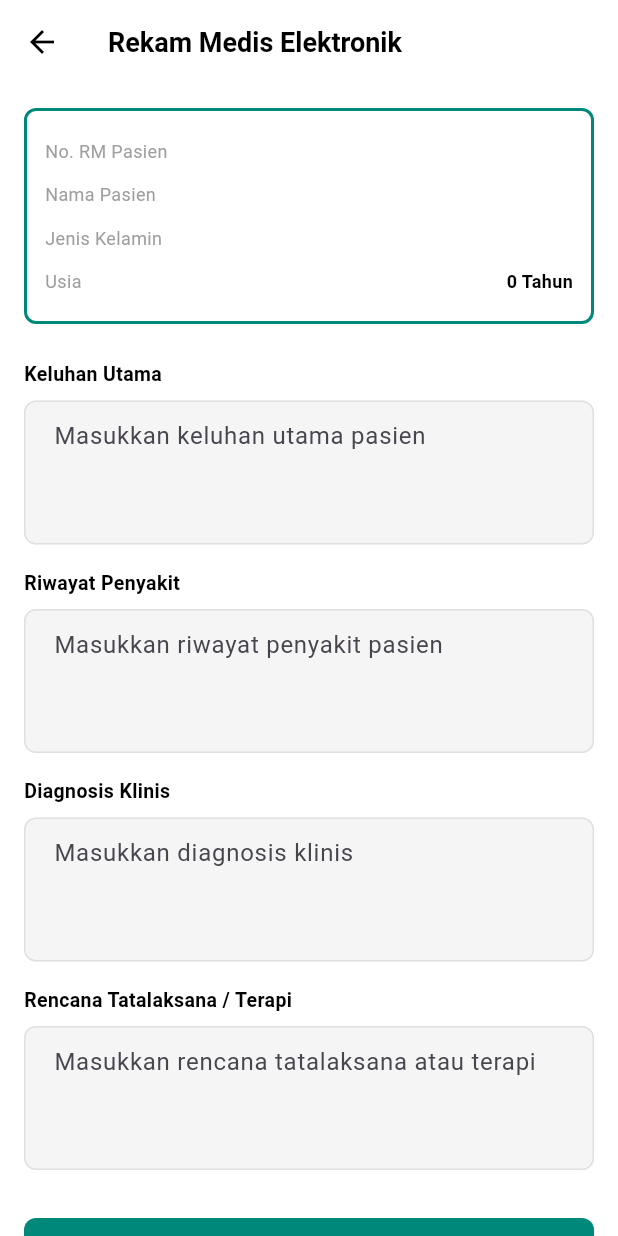
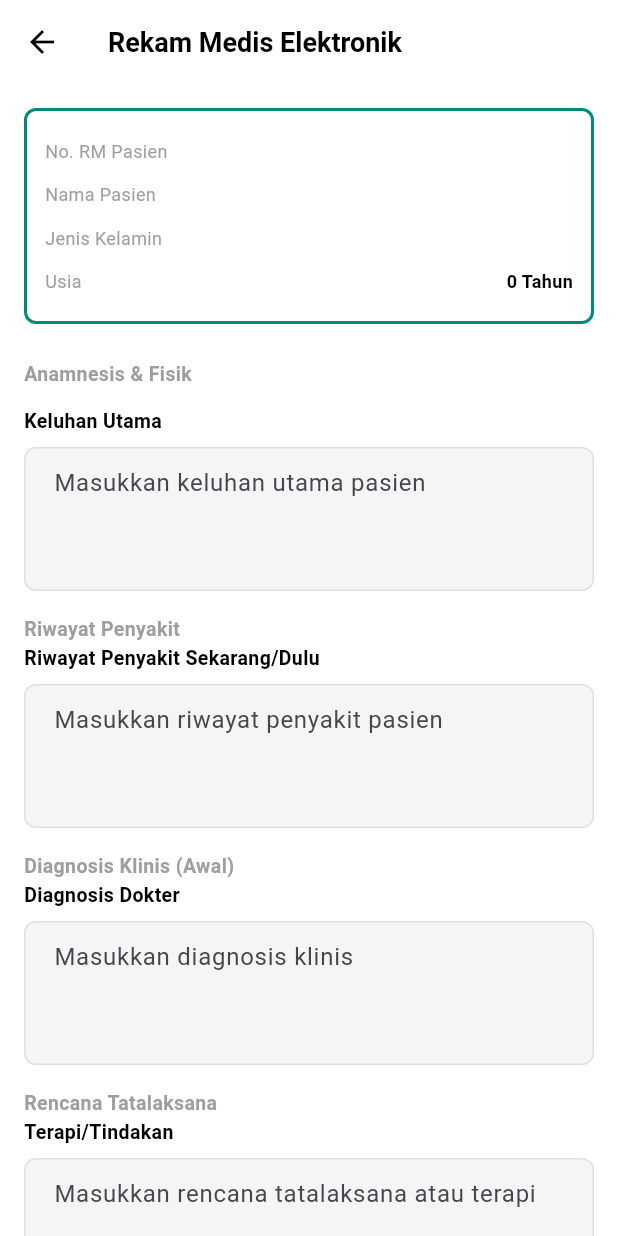
Before and after one commit to diankartika/simrs_mobile, a Flutter app: the RMEForm screen opened directly with empty values, on a phone screen of 412 x 824 dp. Run offline on Flutter 3.47's test engine with Material 3 defaults, Android fonts, the phone set to English and light mode, and no system bars; our stand-ins replace cloud_firestore, firebase_core, shared_preferences; accounts and stored records are empty.

Commit message:
bagian dokter lumayan lah

```diff
--- a/lib/screens/home/rme_form.dart
+++ b/lib/screens/home/rme_form.dart
@@ -1,5 +1,5 @@
-// lib/screens/home/rme_form.dart - FIXED VERSION
-// Fixed: Notification message ke pengkodean (bukan audit langsung)
+// lib/screens/home/rme_form.dart - UI MATCH WITH SCREENSHOTS
+// Fixed: All labels match UI, button says "Kirim ke Auditor"
 
 import 'package:flutter/material.dart';
 import 'package:cloud_firestore/cloud_firestore.dart';
@@ -48,26 +48,26 @@ class _RMEFormState extends State<RMEForm> {
         'riwayat': _riwayatCtrl.text,
         'diagnosis': _diagnosisCtrl.text,
         'terapi': _terapiCtrl.text,
-        'doctorName': 'Dr. Budi Santoso',
+        'doctorName': 'Dokter',
         'createdAt': Timestamp.now(),
         'status': 'completed',
       };
 
       await FirebaseFirestore.instance.collection('rme_forms').add(rmeFormData);
 
-      // Move queue to coding stage (NOT directly to audit!)
+      // Move queue to audit stage (after doctor fills RME)
       await QueueService().moveToNextQueue(
         queueItemId: widget.queueItem.id,
         fromQueue: 'rme',
-        toQueue: 'coding',
+        toQueue: 'audit',
       );
 
       if (mounted) {
-        // ✅ FIXED: Message now correctly says "pengkodean" not "audit"
+        // ✅ FIXED: Message says audit (since button says kirim ke auditor)
         ScaffoldMessenger.of(context).showSnackBar(
           const SnackBar(
             content: Text(
-              'Data pasien berhasil disimpan dan dalam antrian pengkodean',
+              'Data pasien berhasil disimpan dan dalam antrian audit',
             ),
             backgroundColor: Color(0xFF00897B),
             duration: Duration(seconds: 2),
@@ -77,7 +77,6 @@ class _RMEFormState extends State<RMEForm> {
       }
     } catch (e) {
       if (mounted) {
-        // ✅ FIXED: User-friendly error message (not raw exception)
         ScaffoldMessenger.of(context).showSnackBar(
           const SnackBar(
             content: Text('Terjadi kesalahan saat menyimpan data'),
@@ -136,6 +135,17 @@ class _RMEFormState extends State<RMEForm> {
               ),
               const SizedBox(height: 24),
 
+              // ✅ FIX: "Anamnesis & Fisik" section header
+              const Text(
+                'Anamnesis & Fisik',
+                style: TextStyle(
+                  fontSize: 13,
+                  fontWeight: FontWeight.w600,
+                  color: Colors.grey,
+                ),
+              ),
+              const SizedBox(height: 12),
+
               // KELUHAN UTAMA
               const Text(
                 'Keluhan Utama',
@@ -175,9 +185,17 @@ class _RMEFormState extends State<RMEForm> {
               ),
               const SizedBox(height: 16),
 
-              // RIWAYAT PENYAKIT
+              // RIWAYAT PENYAKIT - ✅ FIX: Label updated
               const Text(
                 'Riwayat Penyakit',
+                style: TextStyle(
+                  fontSize: 13,
+                  fontWeight: FontWeight.w600,
+                  color: Colors.grey,
+                ),
+              ),
+              const Text(
+                'Riwayat Penyakit Sekarang/Dulu',
                 style: TextStyle(
                   fontSize: 13,
                   fontWeight: FontWeight.w600,
@@ -214,9 +232,17 @@ class _RMEFormState extends State<RMEForm> {
               ),
               const SizedBox(height: 16),
 
-              // DIAGNOSIS KLINIS
+              // DIAGNOSIS KLINIS - ✅ FIX: Label updated to "(Awal)"
               const Text(
-                'Diagnosis Klinis',
+                'Diagnosis Klinis (Awal)',
+                style: TextStyle(
+                  fontSize: 13,
+                  fontWeight: FontWeight.w600,
+                  color: Colors.grey,
+                ),
+              ),
+              const Text(
+                'Diagnosis Dokter',
                 style: TextStyle(
                   fontSize: 13,
                   fontWeight: FontWeight.w600,
@@ -253,9 +279,17 @@ class _RMEFormState extends State<RMEForm> {
               ),
               const SizedBox(height: 16),
 
-              // RENCANA TATALAKSANA / TERAPI
+              // RENCANA TATALAKSANA - ✅ FIX: Labels updated
               const Text(
-                'Rencana Tatalaksana / Terapi',
+                'Rencana Tatalaksana',
+                style: TextStyle(
+                  fontSize: 13,
+                  fontWeight: FontWeight.w600,
+                  color: Colors.grey,
+                ),
+              ),
+              const Text(
+                'Terapi/Tindakan',
                 style: TextStyle(
                   fontSize: 13,
                   fontWeight: FontWeight.w600,
@@ -292,10 +326,34 @@ class _RMEFormState extends State<RMEForm> {
               ),
               const SizedBox(height: 32),
 
-              // SUBMIT BUTTON
-              SizedBox(
-                width: double.infinity,
-                height: 48,
+              // ✅ FIX: Two buttons - Kembali & Kirim ke Auditor
+              Row(
+                children: [
+                  Expanded(
+                    child: OutlinedButton(
+                      onPressed: () => Navigator.pop(context),
+                      style: OutlinedButton.styleFrom(
+                        side: const BorderSide(
+                          color: Color(0xFF00897B),
+                          width: 2,
+                        ),
+                        shape: RoundedRectangleBorder(
+                          borderRadius: BorderRadius.circular(8),
+                        ),
+                        padding: const EdgeInsets.symmetric(vertical: 12),
+                      ),
+                      child: const Text(
+                        'Kembali',
+                        style: TextStyle(
+                          color: Color(0xFF00897B),
+                          fontWeight: FontWeight.w600,
+                          fontSize: 14,
+                        ),
+                      ),
+                    ),
+                  ),
+                  const SizedBox(width: 12),
+                  Expanded(
                     child: ElevatedButton(
                       onPressed: _isLoading ? null : _submitForm,
                       style: ElevatedButton.styleFrom(
@@ -305,12 +363,13 @@ class _RMEFormState extends State<RMEForm> {
                           borderRadius: BorderRadius.circular(8),
                         ),
                         elevation: 0,
+                        padding: const EdgeInsets.symmetric(vertical: 12),
                       ),
                       child:
                           _isLoading
                               ? const SizedBox(
-                            width: 24,
-                            height: 24,
+                                width: 20,
+                                height: 20,
                                 child: CircularProgressIndicator(
                                   valueColor: AlwaysStoppedAnimation<Color>(
                                     Colors.white,
@@ -319,15 +378,47 @@ class _RMEFormState extends State<RMEForm> {
                                 ),
                               )
                               : const Text(
-                            'Kirim ke Pengkodean',
+                                'Kirim ke Auditor',
                                 style: TextStyle(
                                   color: Colors.white,
                                   fontWeight: FontWeight.w600,
-                              fontSize: 16,
+                                  fontSize: 14,
                                 ),
                               ),
                     ),
                   ),
+                ],
+              ),
+              const SizedBox(height: 16),
+
+              // ✅ ADD: Success message footer
+              Container(
+                padding: const EdgeInsets.symmetric(
+                  horizontal: 12,
+                  vertical: 12,
+                ),
+                decoration: BoxDecoration(
+                  color: const Color(0xFF00897B).withValues(alpha: 0.1),
+                  borderRadius: BorderRadius.circular(8),
+                ),
+                child: Row(
+                  children: [
+                    const Icon(
+                      Icons.check_circle,
+                      color: Color(0xFF00897B),
+                      size: 20,
+                    ),
+                    const SizedBox(width: 8),
+                    Expanded(
+                      child: Text(
+                        'Data pasien berhasil disimpan dan dalam antrian auditor',
+                        style: TextStyle(fontSize: 12, color: Colors.grey[700]),
+                      ),
+                    ),
+                  ],
+                ),
+              ),
+
               const SizedBox(height: 24),
             ],
           ),
```
Also changed, not shown: lib/screens/home/doctor_home.dart (+25 -9 lines), lib/screens/home/rme_history.dart (added, +442 -0 lines). Lines whose indentation alone changed are shown as unchanged.
